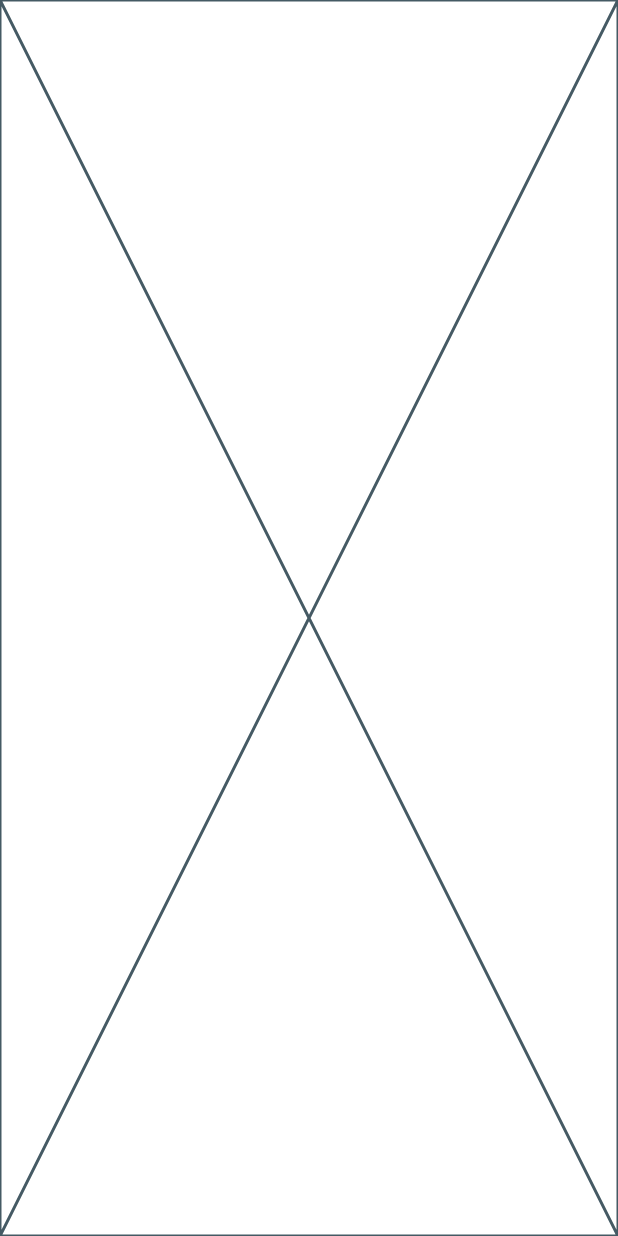
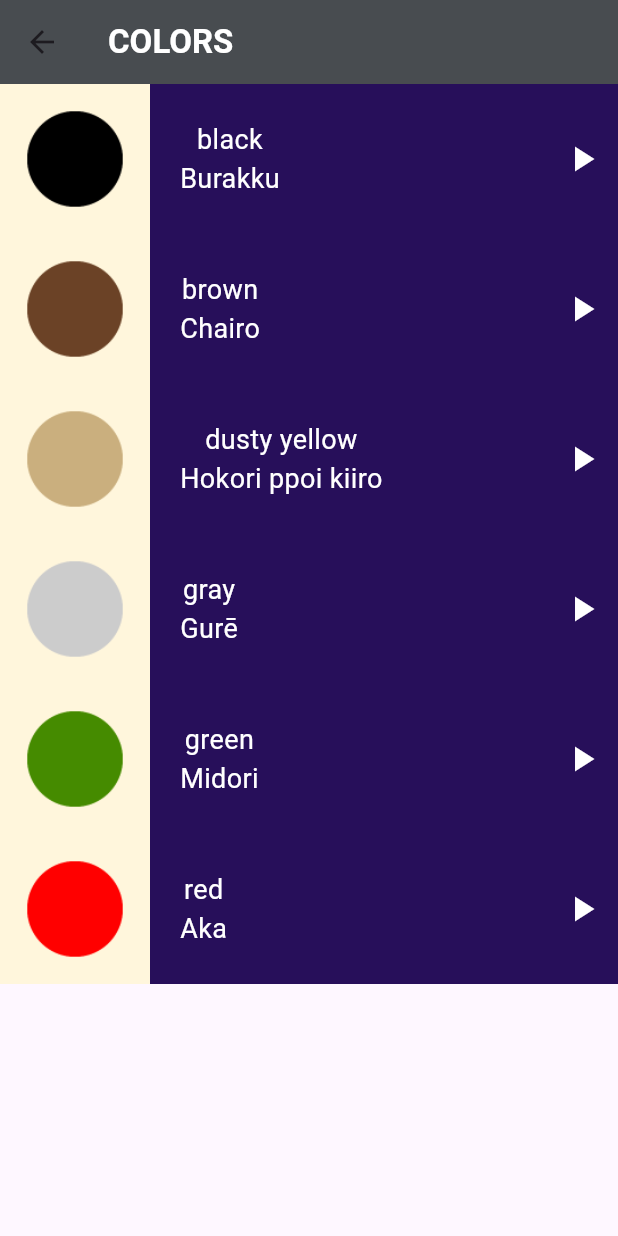
Before and after one commit to hageromar00/Toku_App, a Flutter app: the screen it shows after launch, after a tap on "Colors", on a phone screen of 412 x 824 dp. Run offline on Flutter 3.47's test engine with Material 3 defaults, Android fonts, the phone set to English and light mode, and no system bars.

Commit message:
add colors to app

```diff
--- a/lib/screens/enterScreens/colors.dart
+++ b/lib/screens/enterScreens/colors.dart
@@ -1,10 +1,64 @@
 import 'package:flutter/material.dart';
+import 'package:language_app/model/item.dart';
+import 'package:language_app/widget/numberItem.dart';
 
 class ColorPage extends StatelessWidget {
-  const ColorPage({super.key});
-
+  ColorPage({super.key});
+  final List<Item> colors = [
+    Item(
+      sound: 'black.wav',
+      jpName: 'Burakku',
+      enName: 'black',
+      image: 'assets/images/colors/color_black.png',
+    ),
+    Item(
+      sound: 'brown.wav',
+      jpName: 'Chairo',
+      enName: 'brown',
+      image: 'assets/images/colors/color_brown.png',
+    ),
+    Item(
+      sound: 'dusty yellow.wav',
+      jpName: 'Hokori ppoi kiiro',
+      enName: 'dusty yellow',
+      image: 'assets/images/colors/color_dusty_yellow.png',
+    ),
+    Item(
+      sound: 'gray.wav',
+      jpName: 'Gurē',
+      enName: 'gray',
+      image: 'assets/images/colors/color_gray.png',
+    ),
+    Item(
+      sound: 'green.wav',
+      jpName: 'Midori',
+      enName: 'green',
+      image: 'assets/images/colors/color_green.png',
+    ),
+    Item(
+      sound: 'red.wav',
+      jpName: 'Aka',
+      enName: 'red',
+      image: 'assets/images/colors/color_red.png',
+    ),
+  ];
   @override
   Widget build(BuildContext context) {
-    return const Placeholder();
+    return Scaffold(
+        appBar: AppBar(
+          title: const Text(
+            "COLORS",
+            style: TextStyle(color: Colors.white, fontWeight: FontWeight.bold),
+          ),
+          backgroundColor: const Color.fromARGB(255, 72, 76, 80),
+        ),
+        body: ListView.builder(
+            itemCount: colors.length,
+            itemBuilder: (context, index) {
+              return NumbersItem(
+                item: colors[index],
+                color: Color.fromARGB(255, 39, 15, 90),
+              );
+            }));
   }
 }
--- a/lib/screens/homepage.dart
+++ b/lib/screens/homepage.dart
@@ -41,7 +41,7 @@ class HomePage extends StatelessWidget {
           Category(
             tap: () {
               Navigator.push(context, MaterialPageRoute(builder: (context) {
-                return const ColorPage();
+                return  ColorPage();
               }));
             },
             text: 'Colors',
@@ -50,7 +50,7 @@ class HomePage extends StatelessWidget {
           Category(
             tap: () {
               Navigator.push(context, MaterialPageRoute(builder: (context) {
-                return const PhasePage();
+                return  PhasePage();
               }));
             },
             text: 'Phrases',
```
